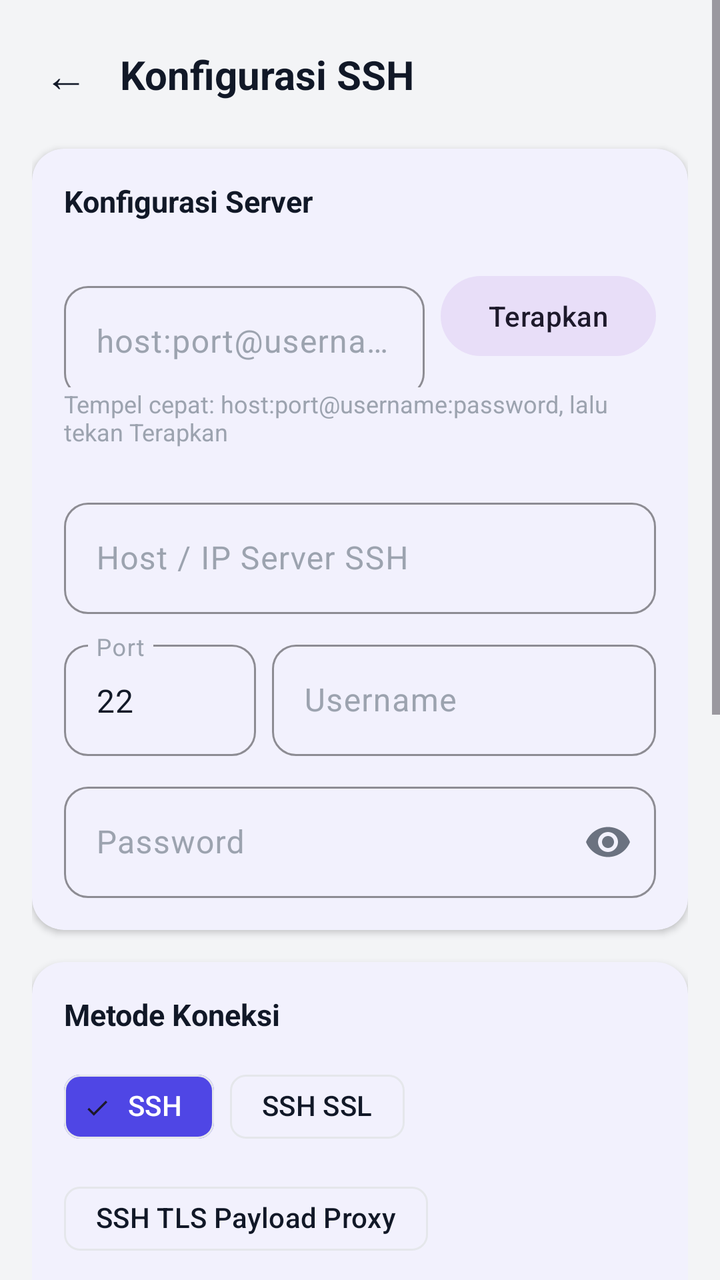
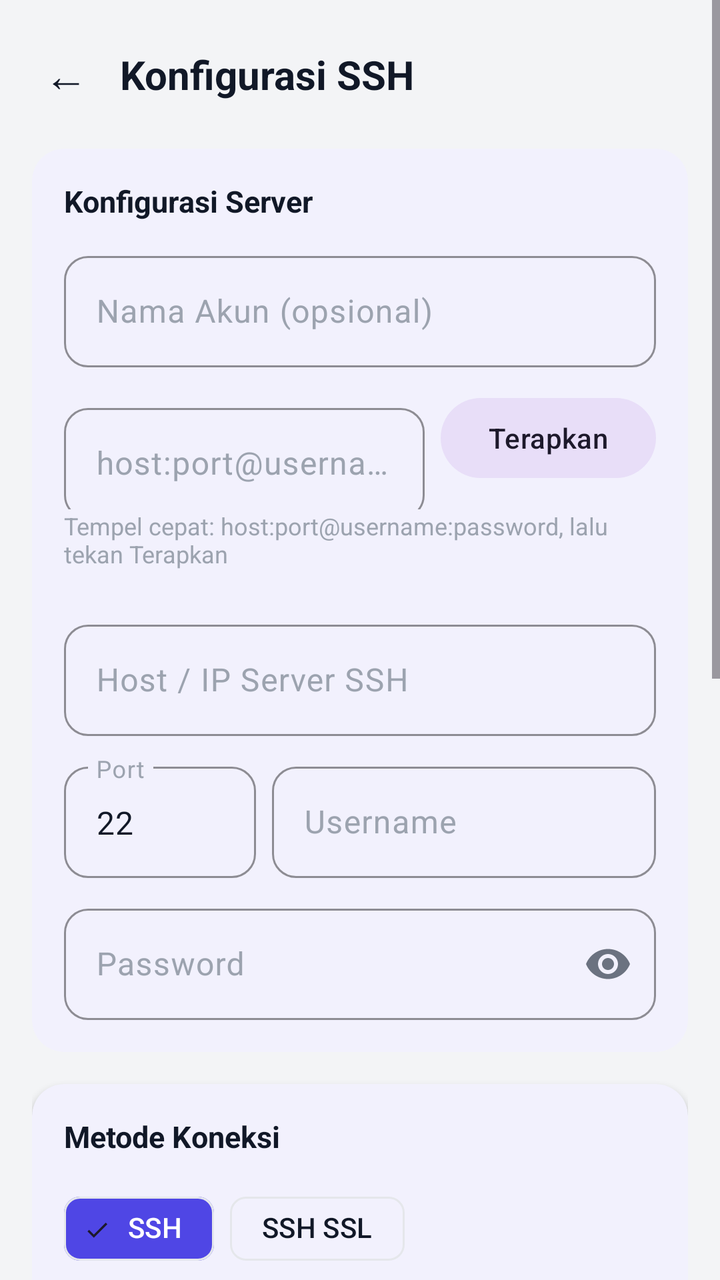

The first picture is an Android layout as it rendered before a commit; the second is the same layout after the commit. The layout source and the unified diff follow.
<!-- AndroidManifest.xml: application theme Theme.TunnelApp -->
<!-- res/layout/activity_ssh_config.xml -->
<?xml version="1.0" encoding="utf-8"?>
<ScrollView xmlns:android="http://schemas.android.com/apk/res/android"
    xmlns:app="http://schemas.android.com/apk/res-auto"
    android:layout_width="match_parent"
    android:layout_height="match_parent"
    android:background="@color/app_background"
    android:fillViewport="true">

    <LinearLayout
        android:layout_width="match_parent"
        android:layout_height="wrap_content"
        android:orientation="vertical"
        android:padding="16dp"
        android:animateLayoutChanges="true">

        
        <LinearLayout
            android:layout_width="match_parent"
            android:layout_height="wrap_content"
            android:orientation="horizontal"
            android:gravity="center_vertical"
            android:layout_marginBottom="16dp">

            <TextView
                android:id="@+id/btnBack"
                android:layout_width="wrap_content"
                android:layout_height="wrap_content"
                android:text="←"
                android:textColor="@color/text_primary"
                android:textSize="22sp"
                android:padding="6dp"
                android:clickable="true"
                android:focusable="true"
                android:background="?attr/selectableItemBackgroundBorderless"
                android:layout_marginEnd="10dp" />

            <TextView
                android:layout_width="wrap_content"
                android:layout_height="wrap_content"
                android:text="Konfigurasi SSH"
                android:textColor="@color/text_primary"
                android:textSize="20sp"
                android:textStyle="bold" />
        </LinearLayout>

        
        <com.google.android.material.card.MaterialCardView
            style="@style/Card.Section"
            android:layout_width="match_parent"
            android:layout_height="wrap_content"
            android:layout_marginBottom="16dp">

            <LinearLayout
                android:layout_width="match_parent"
                android:layout_height="wrap_content"
                android:orientation="vertical">

                <TextView
                    style="@style/SectionTitleText"
                    android:layout_width="wrap_content"
                    android:layout_height="wrap_content"
                    android:text="Konfigurasi Server" />

                <LinearLayout
                    android:layout_width="match_parent"
                    android:layout_height="wrap_content"
                    android:orientation="horizontal"
                    android:gravity="center_vertical">

                    <com.google.android.material.textfield.TextInputLayout
                        android:id="@+id/tilQuickPaste"
                        style="@style/Field.Outlined"
                        android:layout_width="0dp"
                        android:layout_height="wrap_content"
                        android:layout_weight="1"
                        android:layout_marginEnd="8dp"
                        android:hint="host:port@username:password">

                        <com.google.android.material.textfield.TextInputEditText
                            android:id="@+id/etQuickPaste"
                            android:layout_width="match_parent"
                            android:layout_height="wrap_content"
                            android:inputType="textUri"
                            android:textColor="@color/text_primary"
                            android:textColorHint="@color/text_hint"
                            android:autofillHints="" />
                    </com.google.android.material.textfield.TextInputLayout>

                    <com.google.android.material.button.MaterialButton
                        android:id="@+id/btnQuickPasteApply"
                        android:layout_width="wrap_content"
                        android:layout_height="wrap_content"
                        android:text="Terapkan"
                        android:textAllCaps="false"
                        style="@style/Widget.Material3.Button.TonalButton" />
                </LinearLayout>

                <TextView
                    android:layout_width="match_parent"
                    android:layout_height="wrap_content"
                    android:text="Tempel cepat: host:port@username:password, lalu tekan Terapkan"
                    android:textColor="@color/text_hint"
                    android:textSize="12sp"
                    android:layout_marginBottom="12dp" />

                <com.google.android.material.textfield.TextInputLayout
                    android:id="@+id/tilHost"
                    style="@style/Field.Outlined"
                    android:layout_width="match_parent"
                    android:layout_height="wrap_content"
                    android:hint="Host / IP Server SSH">

                    <com.google.android.material.textfield.TextInputEditText
                        android:id="@+id/etHost"
                        android:layout_width="match_parent"
                        android:layout_height="wrap_content"
                        android:inputType="textUri"
                        android:textColor="@color/text_primary"
                        android:textColorHint="@color/text_hint"
                        android:autofillHints="" />
                </com.google.android.material.textfield.TextInputLayout>

                <LinearLayout
                    android:id="@+id/rowPortUsername"
                    android:layout_width="match_parent"
                    android:layout_height="wrap_content"
                    android:orientation="horizontal">

                    <com.google.android.material.textfield.TextInputLayout
                        style="@style/Field.Outlined"
                        android:layout_width="0dp"
                        android:layout_height="wrap_content"
                        android:layout_weight="1"
                        android:layout_marginEnd="8dp"
                        android:hint="Port">

                        <com.google.android.material.textfield.TextInputEditText
                            android:id="@+id/etPort"
                            android:layout_width="match_parent"
                            android:layout_height="wrap_content"
                            android:text="22"
                            android:inputType="number"
                            android:textColor="@color/text_primary"
                            android:textColorHint="@color/text_hint"
                            android:autofillHints="" />
                    </com.google.android.material.textfield.TextInputLayout>

                    <com.google.android.material.textfield.TextInputLayout
                        style="@style/Field.Outlined"
                        android:layout_width="0dp"
                        android:layout_height="wrap_content"
                        android:layout_weight="2"
                        android:hint="Username">

                        <com.google.android.material.textfield.TextInputEditText
                            android:id="@+id/etUsername"
                            android:layout_width="match_parent"
                            android:layout_height="wrap_content"
                            android:inputType="text"
                            android:textColor="@color/text_primary"
                            android:textColorHint="@color/text_hint"
                            android:autofillHints="username" />
                    </com.google.android.material.textfield.TextInputLayout>
                </LinearLayout>

                <com.google.android.material.textfield.TextInputLayout
                    android:id="@+id/tilPassword"
                    style="@style/Field.Outlined"
                    android:layout_width="match_parent"
                    android:layout_height="wrap_content"
                    app:endIconMode="password_toggle"
                    android:hint="Password">

                    <com.google.android.material.textfield.TextInputEditText
                        android:id="@+id/etPassword"
                        android:layout_width="match_parent"
                        android:layout_height="wrap_content"
                        android:inputType="textPassword"
                        android:textColor="@color/text_primary"
                        android:textColorHint="@color/text_hint"
                        android:autofillHints="password" />
                </com.google.android.material.textfield.TextInputLayout>
            </LinearLayout>
        </com.google.android.material.card.MaterialCardView>

        
        <com.google.android.material.card.MaterialCardView
            style="@style/Card.Section"
            android:layout_width="match_parent"
            android:layout_height="wrap_content"
            android:layout_marginBottom="16dp">

            <LinearLayout
                android:layout_width="match_parent"
                android:layout_height="wrap_content"
                android:orientation="vertical"
                android:animateLayoutChanges="true">

                <TextView
                    style="@style/SectionTitleText"
                    android:layout_width="wrap_content"
                    android:layout_height="wrap_content"
                    android:text="Metode Koneksi" />

                <com.google.android.material.chip.ChipGroup
                    android:id="@+id/chipGroupMode"
                    android:layout_width="match_parent"
                    android:layout_height="wrap_content"
                    app:singleSelection="true"
                    app:selectionRequired="true"
                    app:chipSpacingHorizontal="8dp">

                    <com.google.android.material.chip.Chip
                        android:id="@+id/chipSsh"
                        style="@style/Widget.TunnelApp.Chip.Filter"
                        android:layout_width="wrap_content"
                        android:layout_height="wrap_content"
                        android:checked="true"
                        android:text="SSH" />

                    <com.google.android.material.chip.Chip
                        android:id="@+id/chipSshSsl"
                        style="@style/Widget.TunnelApp.Chip.Filter"
                        android:layout_width="wrap_content"
                        android:layout_height="wrap_content"
                        android:text="SSH SSL" />

                    <com.google.android.material.chip.Chip
                        android:id="@+id/chipSshEnhanced"
                        style="@style/Widget.TunnelApp.Chip.Filter"
                        android:layout_width="wrap_content"
                        android:layout_height="wrap_content"
                        android:text="SSH TLS Payload Proxy" />

                    <com.google.android.material.chip.Chip
                        android:id="@+id/chipPayloadRemoteProxy"
                        style="@style/Widget.TunnelApp.Chip.Filter"
                        android:layout_width="wrap_content"
                        android:layout_height="wrap_content"
                        android:text="Payload + Remote Proxy" />
                </com.google.android.material.chip.ChipGroup>

                
                <com.google.android.material.chip.ChipGroup
                    android:id="@+id/chipGroupEnhancedToggle"
                    android:layout_width="match_parent"
                    android:layout_height="wrap_content"
                    android:layout_marginTop="8dp"
                    app:singleSelection="false"
                    app:selectionRequired="false"
                    app:chipSpacingHorizontal="8dp"
                    android:visibility="gone">

                    <com.google.android.material.chip.Chip
                        android:id="@+id/chipRawMode"
                        style="@style/Widget.TunnelApp.Chip.Filter"
                        android:layout_width="wrap_content"
                        android:layout_height="wrap_content"
                        android:text="Raw Passthrough (CDN, skip CONNECT)" />
                </com.google.android.material.chip.ChipGroup>

                <com.google.android.material.textfield.TextInputLayout
                    android:id="@+id/tilSni"
                    style="@style/Field.Outlined"
                    android:layout_width="match_parent"
                    android:layout_height="wrap_content"
                    android:hint="SNI (kosongkan jika tidak perlu)"
                    android:visibility="gone">

                    <com.google.android.material.textfield.TextInputEditText
                        android:id="@+id/etSni"
                        android:layout_width="match_parent"
                        android:layout_height="wrap_content"
                        android:inputType="textUri"
                        android:textColor="@color/text_primary"
                        android:textColorHint="@color/text_hint"
                        android:autofillHints="" />
                </com.google.android.material.textfield.TextInputLayout>

                <LinearLayout
                    android:id="@+id/containerTlsVersion"
                    android:layout_width="match_parent"
                    android:layout_height="wrap_content"
                    android:orientation="vertical"
                    android:layout_marginTop="4dp"
                    android:layout_marginBottom="8dp"
                    android:visibility="gone">

                    <TextView
                        android:layout_width="wrap_content"
                        android:layout_height="wrap_content"
                        android:text="Versi TLS"
                        android:textColor="@color/text_secondary"
                        android:textSize="12sp"
                        android:layout_marginBottom="4dp" />

                    <com.google.android.material.chip.ChipGroup
                        android:id="@+id/chipGroupTlsVersion"
                        android:layout_width="match_parent"
                        android:layout_height="wrap_content"
                        app:singleSelection="true"
                        app:selectionRequired="true"
                        app:chipSpacingHorizontal="8dp">

                        <com.google.android.material.chip.Chip
                            android:id="@+id/chipTlsDefault"
                            style="@style/Widget.TunnelApp.Chip.Filter"
                            android:layout_width="wrap_content"
                            android:layout_height="wrap_content"
                            android:checked="true"
                            android:text="Default" />

                        <com.google.android.material.chip.Chip
                            android:id="@+id/chipTlsV1"
                            style="@style/Widget.TunnelApp.Chip.Filter"
                            android:layout_width="wrap_content"
                            android:layout_height="wrap_content"
                            android:text="TLSv1" />

                        <com.google.android.material.chip.Chip
                            android:id="@+id/chipTlsV11"
                            style="@style/Widget.TunnelApp.Chip.Filter"
                            android:layout_width="wrap_content"
                            android:layout_height="wrap_content"
                            android:text="TLSv1.1" />

                        <com.google.android.material.chip.Chip
                            android:id="@+id/chipTlsV12"
                            style="@style/Widget.TunnelApp.Chip.Filter"
                            android:layout_width="wrap_content"
                            android:layout_height="wrap_content"
                            android:text="TLSv1.2" />

                        <com.google.android.material.chip.Chip
                            android:id="@+id/chipTlsV13"
                            style="@style/Widget.TunnelApp.Chip.Filter"
                            android:layout_width="wrap_content"
                            android:layout_height="wrap_content"
                            android:text="TLSv1.3" />
                    </com.google.android.material.chip.ChipGroup>
                </LinearLayout>

                <com.google.android.material.chip.Chip
                    android:id="@+id/chipIgnoreCertErrors"
                    style="@style/Widget.TunnelApp.Chip.Filter"
                    android:layout_width="wrap_content"
                    android:layout_height="wrap_content"
                    android:layout_marginBottom="8dp"
                    android:checkable="true"
                    android:text="Abaikan error sertifikat TLS (self-signed)"
                    android:visibility="gone" />

                <LinearLayout
                    android:id="@+id/containerProxy"
                    android:layout_width="match_parent"
                    android:layout_height="wrap_content"
                    android:orientation="horizontal"
                    android:visibility="gone">

                    <com.google.android.material.textfield.TextInputLayout
                        android:id="@+id/tilProxyHost"
                        style="@style/Field.Outlined"
                        android:layout_width="0dp"
                        android:layout_height="wrap_content"
                        android:layout_weight="2"
                        android:layout_marginEnd="8dp"
                        android:hint="Host / IP Proxy (opsional)">

                        <com.google.android.material.textfield.TextInputEditText
                            android:id="@+id/etProxyHost"
                            android:layout_width="match_parent"
                            android:layout_height="wrap_content"
                            android:inputType="textUri"
                            android:textColor="@color/text_primary"
                            android:textColorHint="@color/text_hint"
                            android:autofillHints="" />
                    </com.google.android.material.textfield.TextInputLayout>

                    <com.google.android.material.textfield.TextInputLayout
                        android:id="@+id/tilProxyPort"
                        style="@style/Field.Outlined"
                        android:layout_width="0dp"
                        android:layout_height="wrap_content"
                        android:layout_weight="1"
                        android:hint="Port Proxy">

                        <com.google.android.material.textfield.TextInputEditText
                            android:id="@+id/etProxyPort"
                            android:layout_width="match_parent"
                            android:layout_height="wrap_content"
                            android:inputType="number"
                            android:textColor="@color/text_primary"
                            android:textColorHint="@color/text_hint"
                            android:autofillHints="" />
                    </com.google.android.material.textfield.TextInputLayout>
                </LinearLayout>

                <com.google.android.material.textfield.TextInputLayout
                    android:id="@+id/tilPayload"
                    style="@style/Field.Outlined"
                    android:layout_width="match_parent"
                    android:layout_height="wrap_content"
                    android:hint="Payload custom, contoh: GET / HTTP/1.1[crlf]Host: [host][crlf][crlf]"
                    android:visibility="gone">

                    <com.google.android.material.textfield.TextInputEditText
                        android:id="@+id/etPayload"
                        android:layout_width="match_parent"
                        android:layout_height="wrap_content"
                        android:inputType="textMultiLine"
                        android:minLines="2"
                        android:textColor="@color/text_primary"
                        android:textColorHint="@color/text_hint"
                        android:autofillHints="" />
                </com.google.android.material.textfield.TextInputLayout>

                
                <com.google.android.material.textfield.TextInputLayout
                    android:id="@+id/tilWsPath"
                    style="@style/Field.Outlined"
                    android:layout_width="match_parent"
                    android:layout_height="wrap_content"
                    android:hint="Path WebSocket, contoh: /ssh-ws (kosongkan untuk &quot;/&quot;)">

                    <com.google.android.material.textfield.TextInputEditText
                        android:id="@+id/etWsPath"
                        android:layout_width="match_parent"
                        android:layout_height="wrap_content"
                        android:inputType="textUri"
                        android:textColor="@color/text_primary"
                        android:textColorHint="@color/text_hint"
                        android:autofillHints="" />
                </com.google.android.material.textfield.TextInputLayout>

                
                <com.google.android.material.textfield.TextInputLayout
                    android:id="@+id/tilCustomHeaders"
                    style="@style/Field.Outlined"
                    android:layout_width="match_parent"
                    android:layout_height="wrap_content"
                    android:layout_marginTop="8dp"
                    android:hint="Header HTTP tambahan (opsional), 1 per baris, contoh: X-Online-Host: [host]">

                    <com.google.android.material.textfield.TextInputEditText
                        android:id="@+id/etCustomHeaders"
                        android:layout_width="match_parent"
                        android:layout_height="wrap_content"
                        android:inputType="textMultiLine"
                        android:minLines="2"
                        android:textColor="@color/text_primary"
                        android:textColorHint="@color/text_hint"
                        android:autofillHints="" />
                </com.google.android.material.textfield.TextInputLayout>

            </LinearLayout>
        </com.google.android.material.card.MaterialCardView>

        
        <com.google.android.material.card.MaterialCardView
            style="@style/Card.Section"
            android:layout_width="match_parent"
            android:layout_height="wrap_content"
            android:layout_marginBottom="16dp">

            <LinearLayout
                android:layout_width="match_parent"
                android:layout_height="wrap_content"
                android:orientation="vertical">

                <TextView
                    style="@style/SectionTitleText"
                    android:layout_width="wrap_content"
                    android:layout_height="wrap_content"
                    android:text="DNS" />

                <TextView
                    android:layout_width="match_parent"
                    android:layout_height="wrap_content"
                    android:text="Berlaku untuk profil SSH maupun Xray. Kosongkan untuk pakai default (1.1.1.1)."
                    android:textColor="@color/text_secondary"
                    android:textSize="12sp"
                    android:layout_marginBottom="8dp" />

                <LinearLayout
                    android:layout_width="match_parent"
                    android:layout_height="wrap_content"
                    android:orientation="horizontal">

                    <com.google.android.material.textfield.TextInputLayout
                        style="@style/Field.Outlined"
                        android:layout_width="0dp"
                        android:layout_height="wrap_content"
                        android:layout_weight="1"
                        android:layout_marginEnd="8dp"
                        android:hint="DNS 1 (mis. 1.1.1.1)">

                        <com.google.android.material.textfield.TextInputEditText
                            android:id="@+id/etDns1"
                            android:layout_width="match_parent"
                            android:layout_height="wrap_content"
                            android:inputType="text"
                            android:textColor="@color/text_primary"
                            android:textColorHint="@color/text_hint"
                            android:autofillHints="" />
                    </com.google.android.material.textfield.TextInputLayout>

                    <com.google.android.material.textfield.TextInputLayout
                        style="@style/Field.Outlined"
                        android:layout_width="0dp"
                        android:layout_height="wrap_content"
                        android:layout_weight="1"
                        android:hint="DNS 2 (opsional)">

                        <com.google.android.material.textfield.TextInputEditText
                            android:id="@+id/etDns2"
                            android:layout_width="match_parent"
                            android:layout_height="wrap_content"
                            android:inputType="text"
                            android:textColor="@color/text_primary"
                            android:textColorHint="@color/text_hint"
                            android:autofillHints="" />
                    </com.google.android.material.textfield.TextInputLayout>
                </LinearLayout>
            </LinearLayout>
        </com.google.android.material.card.MaterialCardView>

        <com.google.android.material.button.MaterialButton
            android:id="@+id/btnSaveSsh"
            style="@style/Button.Primary"
            android:layout_width="match_parent"
            android:layout_height="52dp"
            android:layout_marginBottom="8dp"
            android:text="Simpan Konfigurasi SSH"
            android:textAllCaps="false"
            android:textSize="15sp" />

    </LinearLayout>
</ScrollView>
<!-- resources referenced by this layout -->
<resources>
  <color name="app_background">#F3F4F6</color>
  <color name="text_hint">#9CA3AF</color>
  <color name="text_primary">#111827</color>
  <color name="text_secondary">#6B7280</color>
  <style name="Button.Primary" parent="Widget.Material3.Button">
          <item name="cornerRadius">14dp</item>
          <item name="backgroundTint">@color/brand_primary</item>
      </style>
  <style name="Card.Section" parent="Widget.Material3.CardView.Elevated">
          <item name="cardCornerRadius">16dp</item>
          <item name="cardElevation">2dp</item>
          <item name="contentPadding">16dp</item>
          <item name="cardBackgroundColor">@color/card_background</item>
          <item name="strokeWidth">0dp</item>
      </style>
  <style name="Field.Outlined" parent="Widget.Material3.TextInputLayout.OutlinedBox">
          <item name="boxCornerRadiusTopStart">12dp</item>
          <item name="boxCornerRadiusTopEnd">12dp</item>
          <item name="boxCornerRadiusBottomStart">12dp</item>
          <item name="boxCornerRadiusBottomEnd">12dp</item>
          <item name="android:layout_marginTop">10dp</item>
          
          <item name="hintTextColor">@color/text_secondary</item>
          <item name="android:textColorHint">@color/text_hint</item>
          <item name="boxStrokeColor">@color/brand_primary</item>
          <item name="boxStrokeErrorColor">@color/status_error</item>
      </style>
  <style name="SectionTitleText">
          <item name="android:textColor">@color/text_primary</item>
          <item name="android:textStyle">bold</item>
          <item name="android:textSize">15sp</item>
          <item name="android:layout_marginBottom">12dp</item>
      </style>
  <style name="Widget.TunnelApp.Chip.Filter" parent="Widget.Material3.Chip.Filter">
          <item name="android:textColor">@color/chip_text_color</item>
          <item name="chipBackgroundColor">@color/chip_background_color</item>
          <item name="chipStrokeColor">@color/divider</item>
          <item name="chipStrokeWidth">1dp</item>
      </style>
  <style name="Theme.TunnelApp" parent="Theme.Material3.Light.NoActionBar">
          <item name="colorPrimary">@color/brand_primary</item>
          <item name="colorPrimaryDark">@color/brand_primary_dark</item>
          <item name="colorOnPrimary">@color/brand_on_primary</item>
          <item name="colorSecondary">@color/brand_secondary</item>
          <item name="colorSurface">@color/card_background</item>
          
          <item name="colorOnSurface">@color/text_primary</item>
          <item name="colorOnSurfaceVariant">@color/text_secondary</item>
          <item name="colorOutline">@color/divider</item>
          <item name="android:colorBackground">@color/app_background</item>
          <item name="android:statusBarColor">@color/brand_primary_dark</item>
          <item name="android:windowLightStatusBar">false</item>
      </style>
  <color name="brand_primary">#4F46E5</color>
  <color name="card_background">#FFFFFF</color>
  <color name="status_error">#DC2626</color>
  <color name="divider">#E5E7EB</color>
  <color name="brand_primary_dark">#4338CA</color>
  <color name="brand_on_primary">#FFFFFF</color>
  <color name="brand_secondary">#0EA5A4</color>
</resources>

<!-- the commit's change to res/layout/activity_ssh_config.xml (unified diff, before → after) -->
@@ -61,6 +61,26 @@
                     android:layout_height="wrap_content"
                     android:text="Konfigurasi Server" />
 
+                
+                <com.google.android.material.textfield.TextInputLayout
+                    android:id="@+id/tilAccountName"
+                    style="@style/Field.Outlined"
+                    android:layout_width="match_parent"
+                    android:layout_height="wrap_content"
+                    android:layout_marginTop="0dp"
+                    android:hint="Nama Akun (opsional)">
+
+                    <com.google.android.material.textfield.TextInputEditText
+                        android:id="@+id/etAccountName"
+                        android:layout_width="match_parent"
+                        android:layout_height="wrap_content"
+                        android:inputType="textCapWords"
+                        android:maxLines="1"
+                        android:textColor="@color/text_primary"
+                        android:textColorHint="@color/text_hint"
+                        android:autofillHints="" />
+                </com.google.android.material.textfield.TextInputLayout>
+
                 <LinearLayout
                     android:layout_width="match_parent"
                     android:layout_height="wrap_content"
